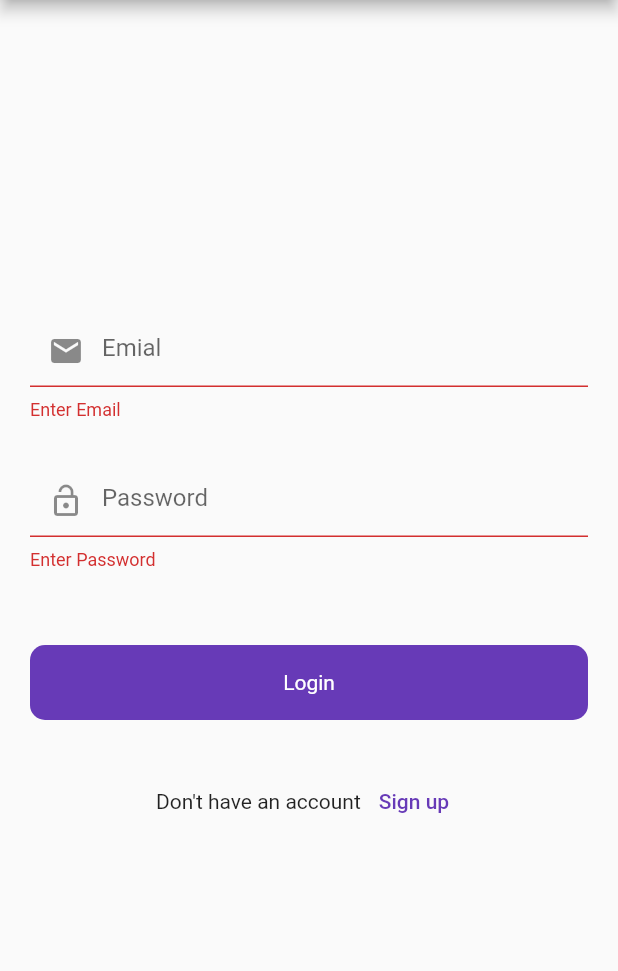
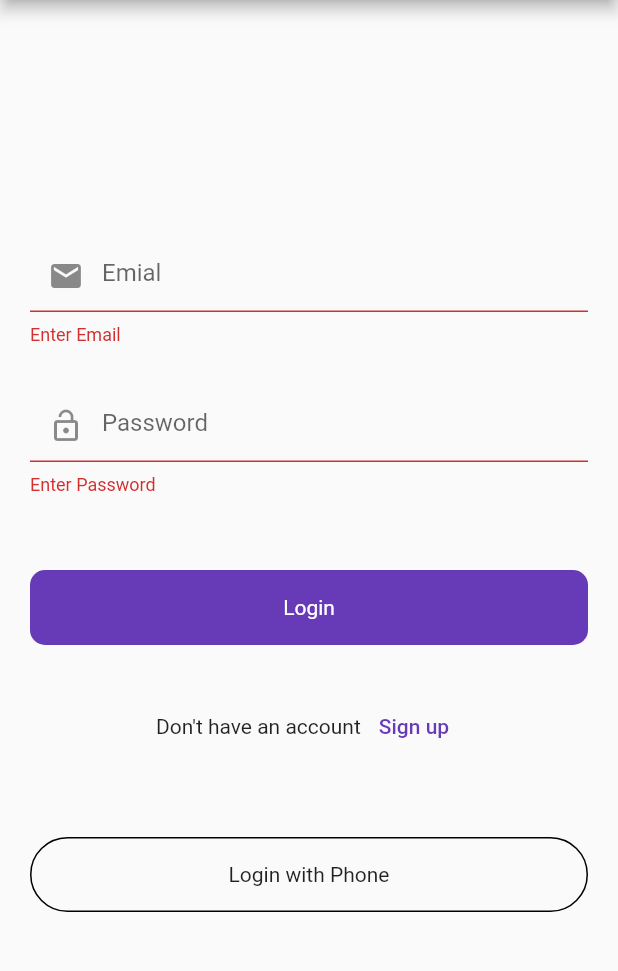
Before and after one commit to usamailyas007/Dummy, a Flutter app: the screen it shows after launch, after a tap on "Login", on a phone screen of 412 x 824 dp, the part 84-1055 px from its top. Run offline on Flutter 3.47's test engine with Material 2 defaults, Android fonts, the phone set to English and light mode, and no system bars; our stand-ins replace firebase_auth, firebase_core, firebase_database, fluttertoast; accounts and stored records are empty.

Commit message:
initial commit
Day 1

```diff
--- a/lib/firebase_services/splash_servicees.dart
+++ b/lib/firebase_services/splash_servicees.dart
@@ -1,13 +1,26 @@
 import 'dart:async';
 
+import 'package:firebase_auth/firebase_auth.dart';
 import 'package:firebase_dumy/ui/auth/login_screen.dart';
+import 'package:firebase_dumy/ui/posts/post_screen.dart';
 import 'package:flutter/material.dart';
 
 class SplashServices {
   void isLogin(BuildContext context) {
-    Timer(
-        Duration(seconds: 3),
-        () => Navigator.pushReplacement(
-            context, MaterialPageRoute(builder: (context) => LoginScreen())));
+    final auth = FirebaseAuth.instance;
+    final user = auth.currentUser;
+
+    if(user != null){
+      Timer(
+          Duration(seconds: 3),
+              () => Navigator.pushReplacement(
+              context, MaterialPageRoute(builder: (context) => PostScreen())));
+    }else{
+      Timer(
+          Duration(seconds: 3),
+              () => Navigator.pushReplacement(
+              context, MaterialPageRoute(builder: (context) => LoginScreen())));
+    }
+
   }
 }
--- a/lib/ui/auth/login_screen.dart
+++ b/lib/ui/auth/login_screen.dart
@@ -1,4 +1,7 @@
+import 'package:firebase_dumy/ui/auth/login_with_phone_number.dart';
 import 'package:firebase_dumy/ui/auth/signup_screen.dart';
+import 'package:firebase_dumy/ui/posts/post_screen.dart';
+import 'package:firebase_dumy/utils/utils.dart';
 import 'package:flutter/material.dart';
 import 'package:firebase_auth/firebase_auth.dart';
 import '../../widgets/round_button.dart';
@@ -11,9 +14,10 @@ class LoginScreen extends StatefulWidget {
 }
 
 class _LoginScreenState extends State<LoginScreen> {
+  bool loading = false;
   final _formKey = GlobalKey<FormState>();
   final emailController = TextEditingController();
-  final passController  = TextEditingController();
+  final passController = TextEditingController();
 
   final _auth = FirebaseAuth.instance;
 
@@ -23,9 +27,35 @@ class _LoginScreenState extends State<LoginScreen> {
     emailController.dispose();
     passController.dispose();
   }
+
+  void logIn() {
+    setState(() {
+      loading = true;
+    });
+    _auth
+        .signInWithEmailAndPassword(
+            email: emailController.text.toString(),
+            password: passController.text.toString())
+        .then((value) {
+      utils().toastMessage(value.user!.email.toString());
+      Navigator.pushReplacement(
+          context,
+          MaterialPageRoute(
+            builder: (context) => PostScreen(),
+          ));
+      setState(() {
+        loading = false;
+      });
+    }).onError((error, stackTrace) {
+      utils().toastMessage(error.toString());
+      setState(() {
+        loading = false;
+      });
+    });
+  }
+
   @override
   Widget build(BuildContext context) {
-
     return Scaffold(
       appBar: AppBar(
         title: Center(child: Text('Login')),
@@ -38,18 +68,16 @@ class _LoginScreenState extends State<LoginScreen> {
             crossAxisAlignment: CrossAxisAlignment.center,
             children: [
               Form(
-                key: _formKey,
+                  key: _formKey,
                   child: Column(
                     children: [
                       TextFormField(
                         keyboardType: TextInputType.emailAddress,
                         controller: emailController,
                         decoration: InputDecoration(
-                            hintText: 'Emial',
-                            prefixIcon: Icon(Icons.email)
-                        ),
-                        validator: (value){
-                          if(value!.isEmpty){
+                            hintText: 'Emial', prefixIcon: Icon(Icons.email)),
+                        validator: (value) {
+                          if (value!.isEmpty) {
                             return 'Enter Email';
                           }
                           return null;
@@ -64,36 +92,59 @@ class _LoginScreenState extends State<LoginScreen> {
                         obscureText: true,
                         decoration: InputDecoration(
                             hintText: 'Password',
-                            prefixIcon: Icon(Icons.lock_open)
-                        ),
-                        validator: (value){
-                          if(value!.isEmpty){
+                            prefixIcon: Icon(Icons.lock_open)),
+                        validator: (value) {
+                          if (value!.isEmpty) {
                             return 'Enter Password';
                           }
                           return null;
                         },
                       ),
                     ],
-                  )
-              ),
+                  )),
               const SizedBox(
                 height: 50,
               ),
-              RoundedButton(title: 'Login',onTap: (){
-                if(_formKey.currentState!.validate()){
-
-                }
-              },),
-              const SizedBox(height: 30,),
+              RoundedButton(
+                title: 'Login',
+                loading: loading,
+                onTap: () {
+                  if (_formKey.currentState!.validate()) {
+                    logIn();
+                  }
+                },
+              ),
+              const SizedBox(
+                height: 30,
+              ),
               Row(
                 mainAxisAlignment: MainAxisAlignment.center,
                 children: [
                   Text('Don\'t have an account '),
-                  TextButton(onPressed: (){
-                    Navigator.of(context).push(MaterialPageRoute(builder: (context) => SignupScreen(),));
-                  }, child: Text('Sign up'))
+                  TextButton(
+                      onPressed: () {
+                        Navigator.of(context).pushReplacement(MaterialPageRoute(
+                          builder: (context) => SignupScreen(),
+                        ));
+                      },
+                      child: Text('Sign up'))
                 ],
+              ),
+              const SizedBox(height: 50,),
+              InkWell(
+                onTap: (){
+                  Navigator.push(context, MaterialPageRoute(builder: (context) => LoginWithPhoneNumber(),));
+                },
+                child: Container(
+                  height: 50,
+                  decoration: BoxDecoration(
+                    borderRadius: BorderRadius.circular(50),
+                    border: Border.all(color: Colors.black)
+                  ),
+                  child: Center(child: Text('Login with Phone')),
+                ),
               )
+
             ],
           ),
         ),
--- a/lib/widgets/round_button.dart
+++ b/lib/widgets/round_button.dart
@@ -3,7 +3,8 @@ import 'package:flutter/material.dart';
 class RoundedButton extends StatelessWidget {
   final String title;
   final VoidCallback onTap;
-  const RoundedButton({Key? key, required this.title,required this.onTap}) : super(key: key);
+  final bool loading;
+  const RoundedButton({Key? key, required this.title,required this.onTap,this.loading = false}) : super(key: key);
 
   @override
   Widget build(BuildContext context) {
@@ -15,7 +16,7 @@ class RoundedButton extends StatelessWidget {
           color: Colors.deepPurple,
           borderRadius: BorderRadius.circular(10)
         ),
-        child: Center(child: Text(title,style: TextStyle(color: Colors.white),)),
+        child: Center(child: loading? CircularProgressIndicator(strokeWidth: 3,color: Colors.white,) : Text(title,style: TextStyle(color: Colors.white),)),
       ),
     );
   }
--- a/pubspec.yaml
+++ b/pubspec.yaml
@@ -40,6 +40,7 @@ dependencies:
   firebase_auth: ^4.4.2
   firebase_storage: ^11.1.1
   fluttertoast: ^8.2.1
+  firebase_database: ^10.1.1
 
 dev_dependencies:
   flutter_test:
```
Also changed, not shown: lib/ui/auth/login_with_phone_number.dart (added, +81 -0 lines), lib/ui/auth/signup_screen.dart (+26 -3 lines), lib/ui/auth/verify_code.dart (added, +69 -0 lines), lib/ui/posts/add_post.dart (added, +62 -0 lines), lib/ui/posts/post_screen.dart (added, +37 -0 lines), lib/utils/utils.dart (added, +16 -0 lines), pubspec.lock, 1 other file.
